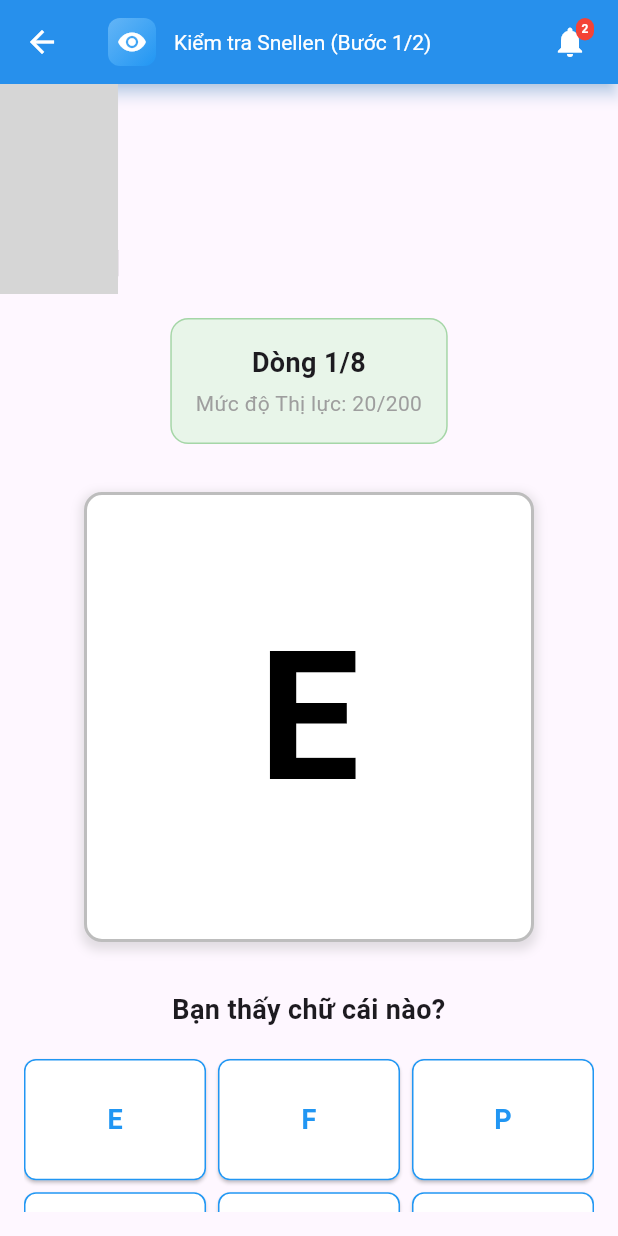
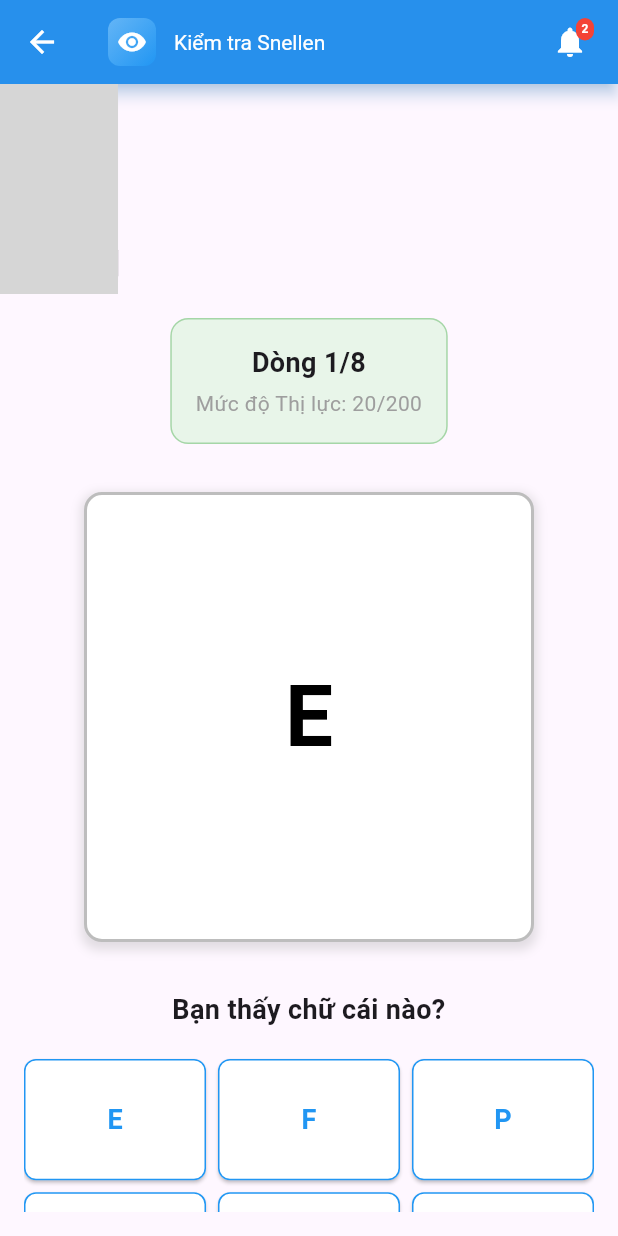
Before and after one commit to cloudirus/rework-ver-2, a Flutter app: the SnellenTestScreen screen opened directly, after a tap on "Bắt đầu Kiểm tra", on a phone screen of 412 x 824 dp. Run offline on Flutter 3.47's test engine with Material 3 defaults, Android fonts, the phone set to English and light mode, and no system bars; drawn by our look-alikes of camera; our stand-ins replace firebase_auth, firebase_core, flutter_local_notifications; missing offline and left inert: google_mlkit_face_detection, tflite_flutter; accounts and stored records are empty; grey boxes are pictures that could not be loaded.

Commit message:
Changed Snellen text size to scaled to phone screen and device reach. Changed minor cosmetic error.

```diff
--- a/lib/screens/amsler_grid_test_screen.dart
+++ b/lib/screens/amsler_grid_test_screen.dart
@@ -199,7 +199,7 @@ class _AmslerGridTestScreenState extends State<AmslerGridTestScreen> {
   Widget build(BuildContext context) {
     return Scaffold(
       appBar: AppHeader(
-        title: 'Kiểm tra Lưới Amsler (Bước 2/2)',
+        title: 'Kiểm tra Lưới Amsler',
         showBackButton: true,
         onBackPressed: () {
           if (_showQuestionnaire) {
@@ -272,7 +272,7 @@ class _AmslerGridTestScreenState extends State<AmslerGridTestScreen> {
                   ),
                 ),
                 const SizedBox(height: 12),
-                _buildInstructionItem('1. Giữ thiết bị cách mắt 14-16 inch'),
+                _buildInstructionItem('1. Giữ thiết bị cách mắt ~40 cm (một cánh tay)'),
                 _buildInstructionItem('2. Che một mắt bằng tay'),
                 _buildInstructionItem('3. Tập trung vào chấm đỏ ở giữa'),
                 _buildInstructionItem('4. Chạm vào vùng biến dạng, mờ hoặc thiếu'),
--- a/lib/screens/snellen_test_screen.dart
+++ b/lib/screens/snellen_test_screen.dart
@@ -158,7 +158,7 @@ class _SnellenTestScreenState extends State<SnellenTestScreen> {
   Widget build(BuildContext context) {
     return Scaffold(
       appBar: const AppHeader(
-        title: 'Kiểm tra Snellen (Bước 1/2)',
+        title: 'Kiểm tra Snellen',
         showBackButton: true,
       ),
       body: Column(
@@ -216,9 +216,9 @@ class _SnellenTestScreenState extends State<SnellenTestScreen> {
                   ),
                 ),
                 const SizedBox(height: 12),
-                _buildInstructionItem('Đứng cách màn hình 20 feet (6 mét)'),
+                _buildInstructionItem('Giữ thiết bị cách mắt ~40 cm (một cánh tay)'),
                 _buildInstructionItem('Che một mắt bằng tay'),
-                _buildInstructionItem('Đọc các chữ cái hiển thị trên màn hình'),
+                _buildInstructionItem('Chọn các chữ cái hiển thị trên màn hình'),
                 _buildInstructionItem('Camera sẽ giám sát chuyển động mắt của bạn'),
                 _buildInstructionItem('Các chữ cái sẽ dần nhỏ hơn'),
               ],
@@ -327,7 +327,7 @@ class _SnellenTestScreenState extends State<SnellenTestScreen> {
                   child: Text(
                     _currentLetter,
                     style: TextStyle(
-                      fontSize: (120 - (_currentLine * 12)).toDouble(),
+                      fontSize: _getLetterSize(_currentLine),
                       fontWeight: FontWeight.bold,
                       color: Colors.black,
                     ),
@@ -381,4 +381,20 @@ class _SnellenTestScreenState extends State<SnellenTestScreen> {
       ),
     );
   }
+  double _getLetterSize(int line) {
+    print("Getting letter size");
+    // Approximate mapping of Snellen chart sizes (in logical pixels)
+    const List<double> sizes = [
+      57, // 20/200 (largest)
+      29, // 20/100
+      20, // 20/70
+      15, // 20/50
+      11, // 20/40
+      9,  // 20/30
+      7,  // 20/25
+      6,  // 20/20 (smallest)
+    ];
+    print('Line: $line, Size: ${sizes[line]}');
+    return sizes[line];
+  }
 }
```
Also changed, not shown: lib/widgets/snellen_chart_widget.dart (+23 -2 lines).
